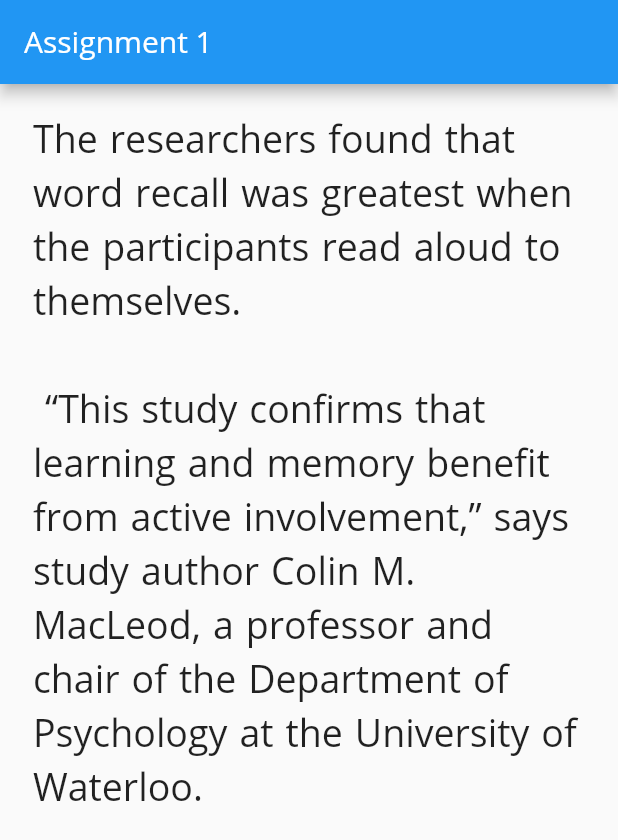
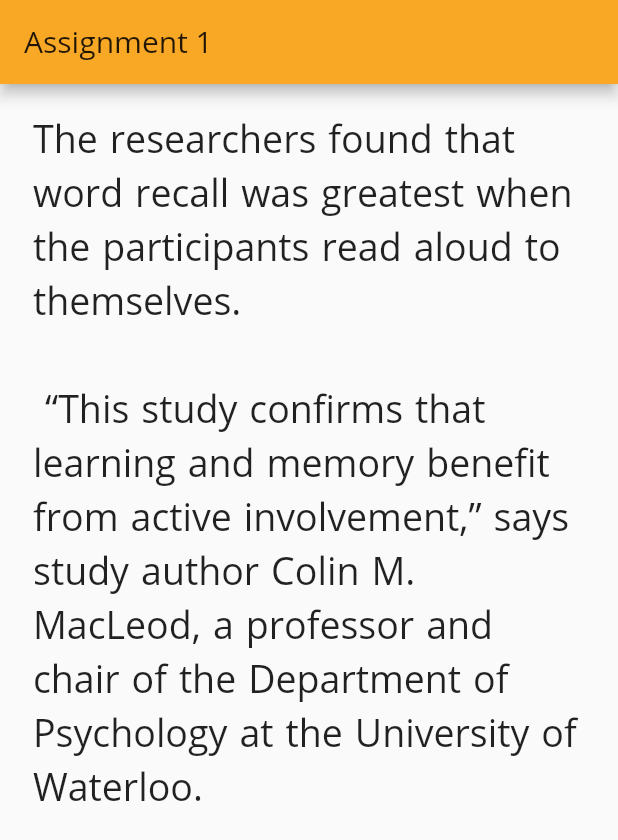
Before and after one commit to ivyla/flutterstringprocessor, a Flutter app: the screen it shows after launch, on a phone screen of 412 x 824 dp. Shown: the top 840 px of the screen. Run offline on Flutter 3.47's test engine with Material 2 defaults, Android fonts, the phone set to English and light mode, and no system bars.

Commit message:
added primary color

```diff
--- a/string_processor/lib/main.dart
+++ b/string_processor/lib/main.dart
@@ -16,7 +16,7 @@ class MyApp extends StatelessWidget {
       title: 'String Processor',
       theme: ThemeData(
         fontFamily: 'Open-Sans',
-        primarySwatch: Colors.blue,
+        primaryColor: Colors.yellow[800],
         visualDensity: VisualDensity.adaptivePlatformDensity,
       ),
       home: Scaffold(
```
Also changed, not shown: string_processor/lib/widgets/saved_words.dart (added, +11 -0 lines).
